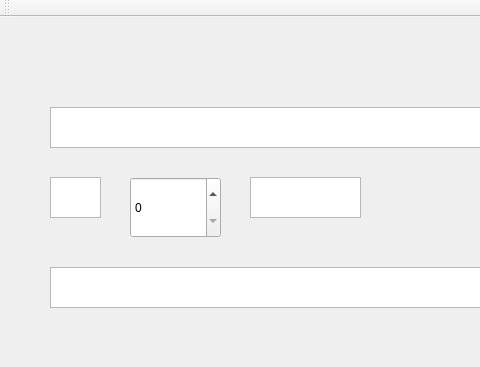
Old version of the form TESTanzeigefeld/mainwindow.ui in the repository gaffli/typo; both pictures show x 0 to 480 and y 0 to 367 of the 1080 by 649 pixel window.
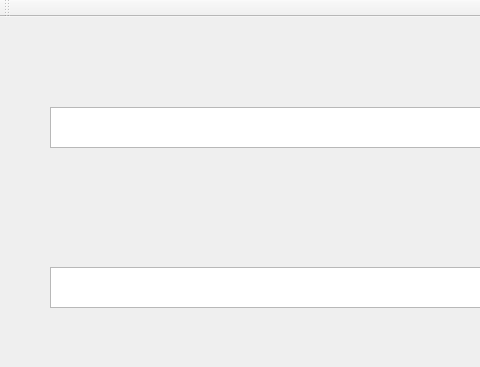
New version of the form.

```diff
--- a/TESTanzeigefeld/mainwindow.ui
+++ b/TESTanzeigefeld/mainwindow.ui
@@ -34,45 +34,6 @@
      </rect>
     </property>
    </widget>
-   <widget class="QTextBrowser" name="textBrowser_2">
-    <property name="geometry">
-     <rect>
-      <x>50</x>
-      <y>160</y>
-      <width>51</width>
-      <height>41</height>
-     </rect>
-    </property>
-    <property name="whatsThis">
-     <string notr="true"/>
-    </property>
-    <property name="searchPaths">
-     <stringlist notr="true"/>
-    </property>
-   </widget>
-   <widget class="QSpinBox" name="spinBox">
-    <property name="geometry">
-     <rect>
-      <x>130</x>
-      <y>160</y>
-      <width>91</width>
-      <height>61</height>
-     </rect>
-    </property>
-    <property name="maximum">
-     <number>200</number>
-    </property>
-   </widget>
-   <widget class="QTextBrowser" name="textBrowser_3">
-    <property name="geometry">
-     <rect>
-      <x>250</x>
-      <y>160</y>
-      <width>111</width>
-      <height>41</height>
-     </rect>
-    </property>
-   </widget>
   </widget>
   <widget class="QMenuBar" name="menuBar">
    <property name="geometry">
```
